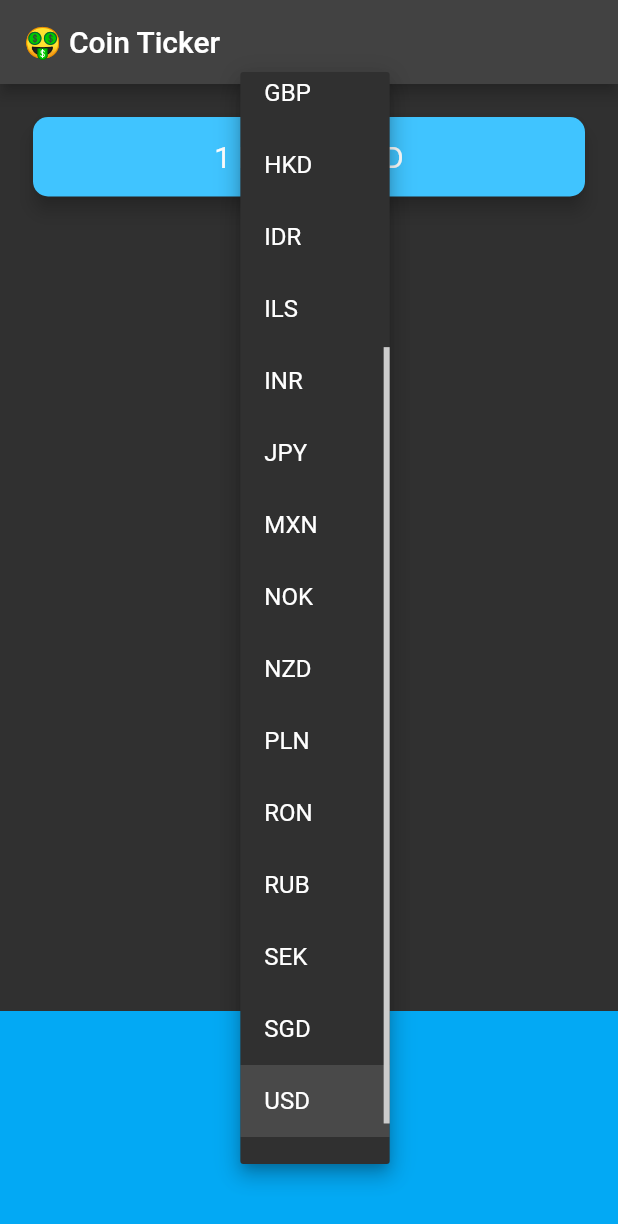
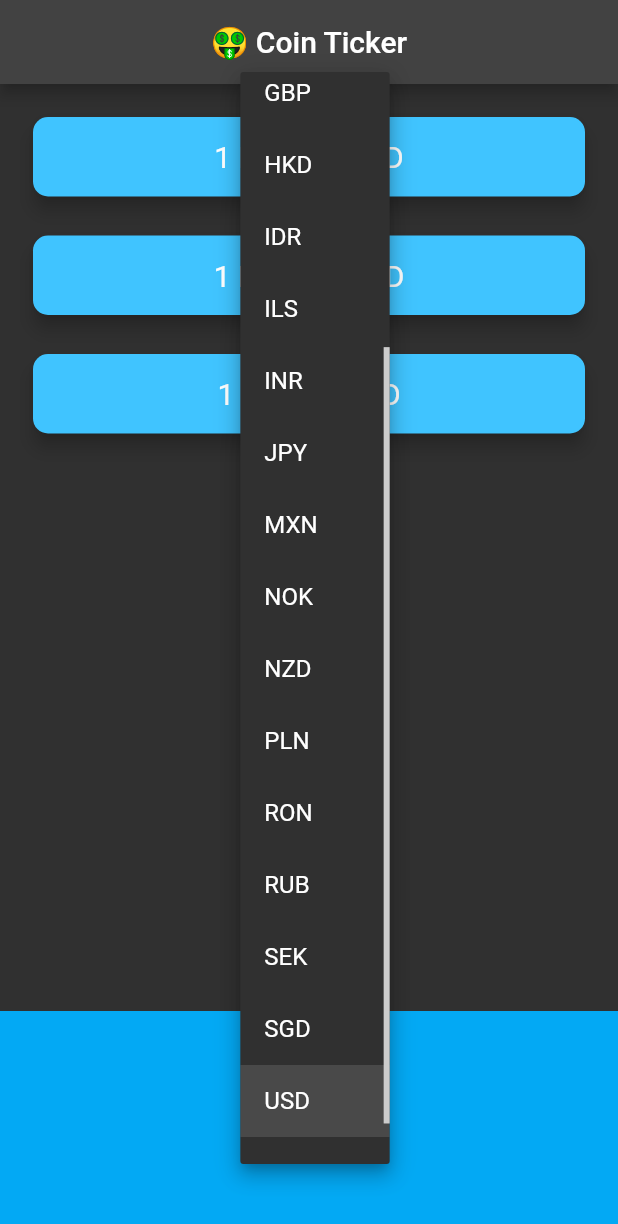
Before and after one commit to Abdelrahmanhassan1/bitcoin_tracker, a Flutter app: the screen it shows after launch, after a tap on "USD", on a phone screen of 412 x 824 dp. Shown: the top 1224 px of the screen. Run offline on Flutter 3.47's test engine with Material 2 defaults, Android fonts, the phone set to English and light mode, and no system bars; network calls fail.

Commit message:
Finish app design and function

```diff
--- a/lib/coin_data.dart
+++ b/lib/coin_data.dart
@@ -1,3 +1,6 @@
+import 'package:http/http.dart' as http;
+import 'dart:convert';
+
 const List<String> currenciesList = [
   'AUD',
   'BRL',
@@ -28,4 +31,14 @@ const List<String> cryptoList = [
   'LTC',
 ];
 
-class CoinData {}
+class CoinData {
+  Future<String> getPrice(String base, String quote) async {
+    http.Response response = await http.get(
+      Uri.parse(
+          'https://rest.coinapi.io/v1/exchangerate/$base/$quote?apikey=67204085-2FDF-45B5-8AF1-DDD8BAB3AF7F'),
+    );
+    var data = json.decode(response.body);
+    String rate = data['rate'].toStringAsFixed(0);
+    return rate;
+  }
+}
--- a/lib/price_screen.dart
+++ b/lib/price_screen.dart
@@ -11,37 +11,57 @@ class PriceScreen extends StatefulWidget {
 }
 
 class _PriceScreenState extends State<PriceScreen> {
-  String? selectedCurrency = 'USD';
+  String selectedCurrency = 'USD';
+  List<String> cryptoValues = ['?', '?', '?'];
+
+  void getBitcoinValue() async {
+    CoinData coinData = CoinData();
+    for (String crypto in cryptoList) {
+      var data = await coinData.getPrice(crypto, selectedCurrency);
+      setState(
+        () {
+          cryptoValues[cryptoList.indexOf(crypto)] = data;
+        },
+      );
+    }
+  }
+
+  @override
+  void initState() {
+    super.initState();
+    getBitcoinValue();
+  }
+
   @override
   Widget build(BuildContext context) {
     return Scaffold(
       appBar: AppBar(
+        centerTitle: true,
         title: const Text('🤑 Coin Ticker'),
       ),
       body: Column(
         mainAxisAlignment: MainAxisAlignment.spaceBetween,
         crossAxisAlignment: CrossAxisAlignment.stretch,
         children: <Widget>[
-          Padding(
-            padding: const EdgeInsets.fromLTRB(18.0, 18.0, 18.0, 0),
-            child: Card(
-              color: Colors.lightBlueAccent,
-              elevation: 5.0,
-              shape: RoundedRectangleBorder(
-                borderRadius: BorderRadius.circular(10.0),
+          Column(
+            crossAxisAlignment: CrossAxisAlignment.stretch,
+            children: [
+              CryptoCurrency(
+                bitcoinValue: cryptoValues[0],
+                selectedCurrency: selectedCurrency,
+                cryptoCurrency: 'BTC',
               ),
-              child: const Padding(
-                padding: EdgeInsets.symmetric(vertical: 15.0, horizontal: 28.0),
-                child: Text(
-                  '1 BTC = ? USD',
-                  textAlign: TextAlign.center,
-                  style: TextStyle(
-                    fontSize: 20.0,
-                    color: Colors.white,
-                  ),
-                ),
+              CryptoCurrency(
+                bitcoinValue: cryptoValues[1],
+                selectedCurrency: selectedCurrency,
+                cryptoCurrency: 'ETH',
               ),
-            ),
+              CryptoCurrency(
+                bitcoinValue: cryptoValues[2],
+                selectedCurrency: selectedCurrency,
+                cryptoCurrency: 'LTC',
+              ),
+            ],
           ),
           Container(
             height: 150.0,
@@ -54,13 +74,12 @@ class _PriceScreenState extends State<PriceScreen> {
                   value: value,
                   child: Text(value),
                 );
-              }).toList(
-                growable: false,
-              ),
+              }).toList(growable: false),
               value: selectedCurrency,
               onChanged: (value) {
                 setState(() {
-                  selectedCurrency = value;
+                  selectedCurrency = value!;
+                  getBitcoinValue();
                 });
               },
             ),
@@ -70,3 +89,41 @@ class _PriceScreenState extends State<PriceScreen> {
     );
   }
 }
+
+class CryptoCurrency extends StatelessWidget {
+  const CryptoCurrency({
+    super.key,
+    required this.bitcoinValue,
+    required this.selectedCurrency,
+    required this.cryptoCurrency,
+  });
+
+  final String bitcoinValue;
+  final String selectedCurrency;
+  final String cryptoCurrency;
+
+  @override
+  Widget build(BuildContext context) {
+    return Padding(
+      padding: const EdgeInsets.fromLTRB(18.0, 18.0, 18.0, 0),
+      child: Card(
+        color: Colors.lightBlueAccent,
+        elevation: 5.0,
+        shape: RoundedRectangleBorder(
+          borderRadius: BorderRadius.circular(10.0),
+        ),
+        child: Padding(
+          padding: const EdgeInsets.symmetric(vertical: 15.0, horizontal: 28.0),
+          child: Text(
+            '1 $cryptoCurrency = $bitcoinValue $selectedCurrency',
+            textAlign: TextAlign.center,
+            style: const TextStyle(
+              fontSize: 20.0,
+              color: Colors.white,
+            ),
+          ),
+        ),
+      ),
+    );
+  }
+}
--- a/pubspec.yaml
+++ b/pubspec.yaml
@@ -35,6 +35,7 @@ dependencies:
   # The following adds the Cupertino Icons font to your application.
   # Use with the CupertinoIcons class for iOS style icons.
   cupertino_icons: ^1.0.2
+  http: ^0.13.5
 
 dev_dependencies:
   flutter_test:
```
Also changed, not shown: pubspec.lock, 1 other file.
